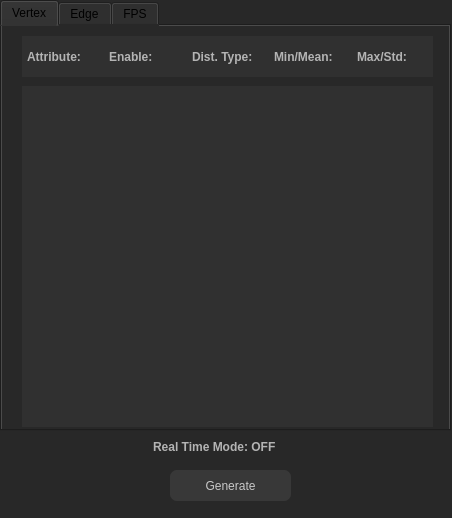
Above: resource/gui/RealTimeDialog.ui from dthung1602/NetworkVisualization before the change. Below: the same form after it.
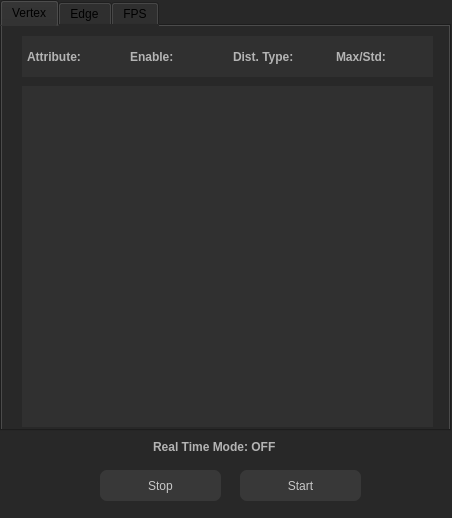
That is the form after the change.

```diff
--- a/resource/gui/RealTimeDialog.ui
+++ b/resource/gui/RealTimeDialog.ui
@@ -126,25 +126,6 @@
         </property>
        </widget>
       </item>
-      <item>
-       <widget class="QLabel" name="label_5">
-        <property name="font">
-         <font>
-          <weight>75</weight>
-          <bold>true</bold>
-         </font>
-        </property>
-        <property name="styleSheet">
-         <string notr="true">color: rgb(180,180,180);
-
-                            background-color: transparent;
-                        </string>
-        </property>
-        <property name="text">
-         <string>Min/Mean:</string>
-        </property>
-       </widget>
-      </item>
       <item>
        <widget class="QLabel" name="label_6">
         <property name="font">
@@ -383,7 +364,7 @@
   <widget class="QPushButton" name="generate_btn">
    <property name="geometry">
     <rect>
-     <x>170</x>
+     <x>240</x>
      <y>470</y>
      <width>121</width>
      <height>31</height>
@@ -403,7 +384,7 @@
                         </string>
    </property>
    <property name="text">
-    <string>Generate</string>
+    <string>Start</string>
    </property>
   </widget>
   <widget class="QLabel" name="notiLabel">
@@ -432,6 +413,32 @@
     <string>Real Time Mode: OFF</string>
    </property>
   </widget>
+  <widget class="QPushButton" name="close_btn">
+   <property name="geometry">
+    <rect>
+     <x>100</x>
+     <y>470</y>
+     <width>121</width>
+     <height>31</height>
+    </rect>
+   </property>
+   <property name="styleSheet">
+    <string notr="true">QPushButton{
+                            color: rgb(200, 200, 200);
+                            border-style: 2px solid rgb(200, 200, 200);
+                            border-radius: 7px;
+                            background-color: #383838;
+                            }
+
+                            QPushButton:hover{
+                            background-color: #303030;
+                            }
+                        </string>
+   </property>
+   <property name="text">
+    <string>Stop</string>
+   </property>
+  </widget>
  </widget>
  <resources/>
  <connections/>
```
Left out of the diff: 19 changed lines with no effect on the pictures.
